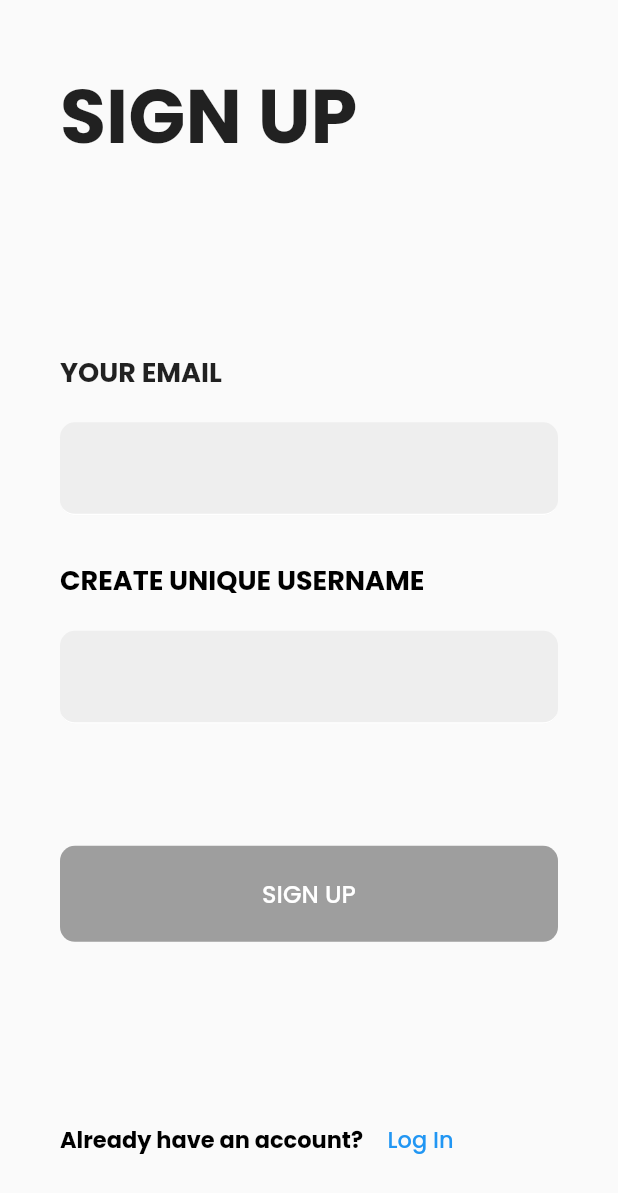
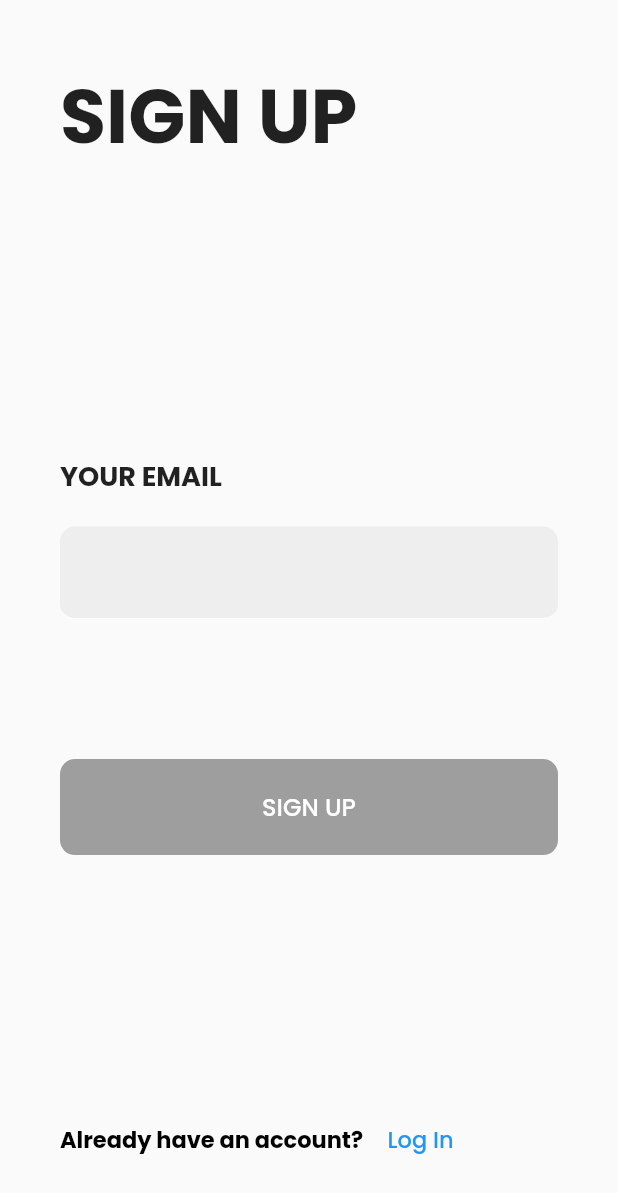
Before and after one commit to AbhiCh616/tutor_finder_flutter, a Flutter app: the screen it shows after launch, after a tap on "SIGN UP", on a phone screen of 412 x 824 dp. Shown: the top 1193 px of the screen. Run offline on Flutter 3.47's test engine with Material 2 defaults, Android fonts, the phone set to English and light mode, and no system bars; our stand-ins replace flutter_secure_storage, simple_animations, supercharged.

Commit message:
Username field removed from Signup

```diff
--- a/lib/components/authentication/logic/user.dart
+++ b/lib/components/authentication/logic/user.dart
@@ -1,4 +1,8 @@
 import 'package:flutter_secure_storage/flutter_secure_storage.dart';
+
+createUser(String email, String password, String username) async {
+  String url = 'http://192.168.43.161:8000/api/accounts/create/';
+}
 
 Future<bool> isLoggedIn() {
   final storage = FlutterSecureStorage();
--- a/lib/components/authentication/screens/login_signup.dart
+++ b/lib/components/authentication/screens/login_signup.dart
@@ -15,12 +15,10 @@ class LoginScreen extends StatefulWidget {
 
 class _LoginScreenState extends State<LoginScreen> {
   final emailController = TextEditingController();
-  final userNameController = TextEditingController();
   final passwordController = TextEditingController();
   bool showPassword = false;
 
   bool isEmailCorrect = false;
-  bool isUsernameCorrect = false;
   bool isPasswordCorrect = false;
   bool isButtonEnabled = false;
 
@@ -31,13 +29,11 @@ class _LoginScreenState extends State<LoginScreen> {
     // Start listening to changes.
     emailController.addListener(validate);
     passwordController.addListener(validate);
-    userNameController.addListener(validate);
   }
 
   @override
   void dispose() {
     emailController.dispose();
-    userNameController.dispose();
     passwordController.dispose();
     super.dispose();
   }
@@ -49,12 +45,6 @@ class _LoginScreenState extends State<LoginScreen> {
       });
     }
 
-    if (isUsernameCorrect != validateUsername(userNameController.text)) {
-      setState(() {
-        isUsernameCorrect = !isUsernameCorrect;
-      });
-    }
-
     if (isPasswordCorrect != validatePassword(passwordController.text)) {
       setState(() {
         isPasswordCorrect = !isPasswordCorrect;
@@ -62,8 +52,11 @@ class _LoginScreenState extends State<LoginScreen> {
     }
 
     setState(() {
-      isButtonEnabled =
-          isEmailCorrect && (isUsernameCorrect || isPasswordCorrect);
+      if (this.widget.screenType == 'LOG IN') {
+        isButtonEnabled = isEmailCorrect && isPasswordCorrect;
+      } else {
+        isButtonEnabled = isEmailCorrect;
+      }
     });
   }
 
@@ -146,18 +139,14 @@ class _LoginScreenState extends State<LoginScreen> {
                           ),
                         ),
                       ),
-                      // Second (password/username) heading
+                      // Password heading
+                      if (this.widget.screenType == 'LOG IN')
                         Padding(
                           padding: const EdgeInsets.only(top: 30, bottom: 20),
                           child: FadePositionAnimation(
                             delay: 1,
                             child: Text(
-                            (() {
-                              if (this.widget.screenType == 'LOG IN') {
-                                return 'YOUR PASSWORD';
-                              }
-                              return 'CREATE UNIQUE USERNAME';
-                            })(),
+                              'YOUR PASSWORD',
                               style: TextStyle(
                                 fontSize: 18,
                                 color: Colors.black,
@@ -166,14 +155,12 @@ class _LoginScreenState extends State<LoginScreen> {
                             ),
                           ),
                         ),
-                      // Second (password/username) field
+                      // Optional password field
+                      if (this.widget.screenType == 'LOG IN')
                         FadePositionAnimation(
                           delay: 1,
                           startY: 20,
-                        child: Column(
-                          children: [
-                            if (this.widget.screenType == 'LOG IN')
-                              TextFormField(
+                          child: TextFormField(
                             controller: passwordController,
                             obscureText: !showPassword,
                             enableSuggestions: false,
@@ -198,34 +185,13 @@ class _LoginScreenState extends State<LoginScreen> {
                                   });
                                 },
                                 child: Padding(
-                                      padding:
-                                          const EdgeInsets.only(right: 10.0),
+                                  padding: const EdgeInsets.only(right: 10.0),
                                   child: Icon(showPassword
                                       ? Icons.visibility
                                       : Icons.visibility_off),
                                 ),
                               ),
                             ),
-                              ),
-                            if (this.widget.screenType == 'SIGN UP')
-                              TextFormField(
-                                controller: userNameController,
-                                decoration: InputDecoration(
-                                  filled: true,
-                                  fillColor: Colors.grey[200],
-                                  contentPadding: EdgeInsets.symmetric(
-                                      horizontal: 30, vertical: 20),
-                                  focusedBorder: UnderlineInputBorder(
-                                    borderSide: BorderSide(color: Colors.white),
-                                    borderRadius: BorderRadius.circular(10),
-                                  ),
-                                  enabledBorder: UnderlineInputBorder(
-                                    borderSide: BorderSide(color: Colors.white),
-                                    borderRadius: BorderRadius.circular(10),
-                                  ),
-                                ),
-                              ),
-                          ],
                           ),
                         ),
                       // Button
```
Lines whose indentation alone changed are shown as unchanged.
